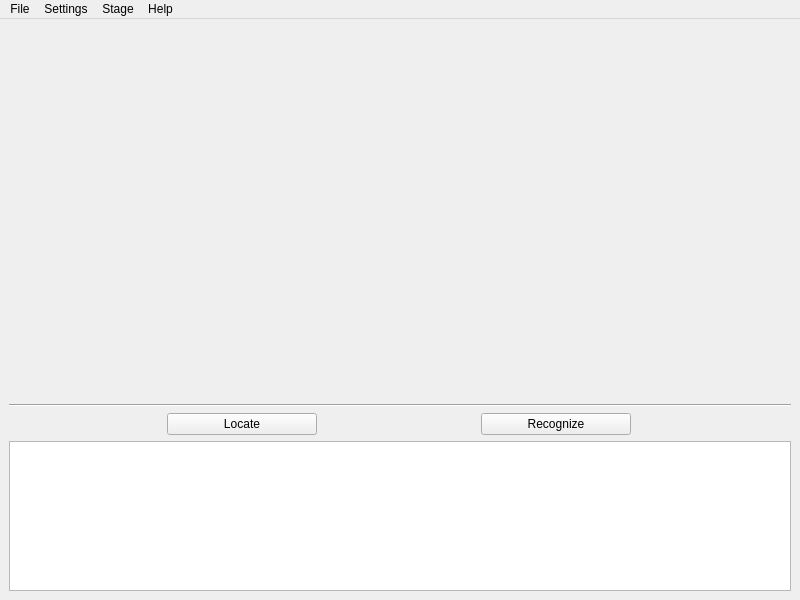
Above: gui/ui/app.ui from panderan/IdentityFinder before the change. Below: the same form after it.
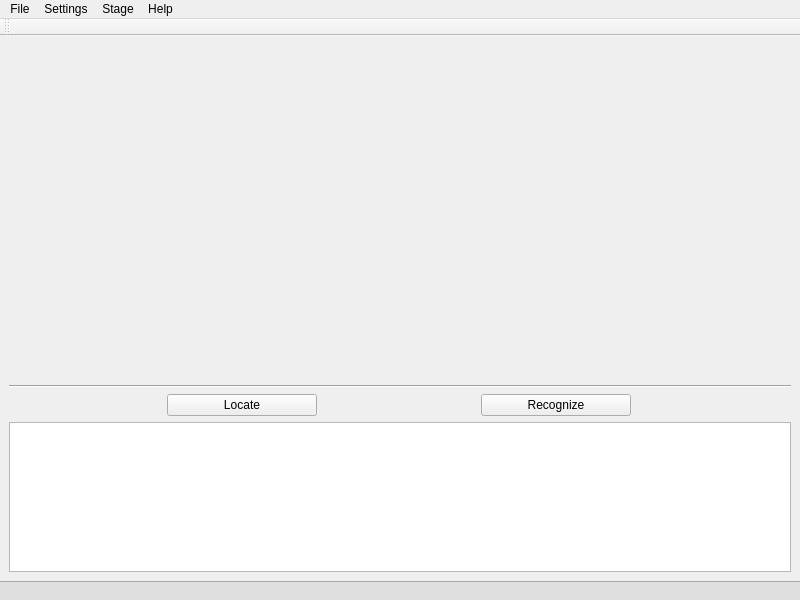
That is the form after the change.

The edit to the form file:
```diff
--- a/gui/ui/app.ui
+++ b/gui/ui/app.ui
@@ -124,6 +124,42 @@
    <addaction name="menuStage"/>
    <addaction name="menu_help"/>
   </widget>
+  <widget class="QStatusBar" name="statusbar">
+   <property name="font">
+    <font>
+     <pointsize>9</pointsize>
+     <kerning>true</kerning>
+    </font>
+   </property>
+   <property name="styleSheet">
+    <string notr="true">QStatusBar {
+	background: #dfdfdf;
+	border-top: 1px solid #aaa;
+}
+
+QStatusBar QLabel {
+	border: 0px;
+	border-left:2px solid #aaa;
+	font: 16px;
+	margin-left: 5px;
+	margin-right: 5px;
+}</string>
+   </property>
+   <property name="sizeGripEnabled">
+    <bool>false</bool>
+   </property>
+  </widget>
+  <widget class="QToolBar" name="toolBar">
+   <property name="windowTitle">
+    <string>toolBar</string>
+   </property>
+   <attribute name="toolBarArea">
+    <enum>TopToolBarArea</enum>
+   </attribute>
+   <attribute name="toolBarBreak">
+    <bool>false</bool>
+   </attribute>
+  </widget>
   <action name="action_open">
    <property name="text">
     <string>Open</string>
```
